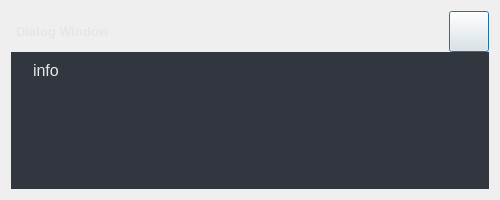
The window that src/frontend/pyside_ui/forms/weather_details_dialog.ui (DariuszMak/fullstack-python-app) describes before a commit, drawn with Qt 5.
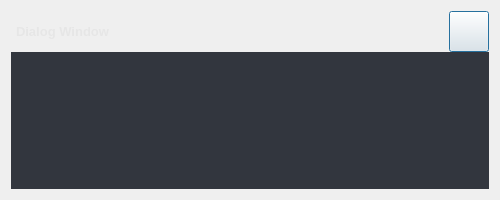
The same window after the commit. Icons and pictures are not drawn.

Commit message: remove info label

Diff of the .ui file:
```diff
--- a/src/frontend/pyside_ui/forms/weather_details_dialog.ui
+++ b/src/frontend/pyside_ui/forms/weather_details_dialog.ui
@@ -411,27 +411,7 @@
                               <item>
                                 <layout class="QVBoxLayout" name="verticalLayout_5">
                                   <item>
-                                    <layout class="QFormLayout" name="formLayout">
-                                      <item row="0" column="0">
-                                        <widget class="QLabel" name="label_warning">
-                                          <property name="text">
-                                            <string/>
-                                          </property>
-                                        </widget>
-                                      </item>
-                                      <item row="0" column="1">
-                                        <widget class="QLabel" name="label_info">
-                                          <property name="font">
-                                            <font>
-                                              <pointsize>12</pointsize>
-                                            </font>
-                                          </property>
-                                          <property name="text">
-                                            <string>info</string>
-                                          </property>
-                                        </widget>
-                                      </item>
-                                    </layout>
+                  <layout class="QFormLayout" name="formLayout"/>
                                   </item>
                                 </layout>
                               </item>
```
Lines whose indentation alone changed are shown as unchanged.
